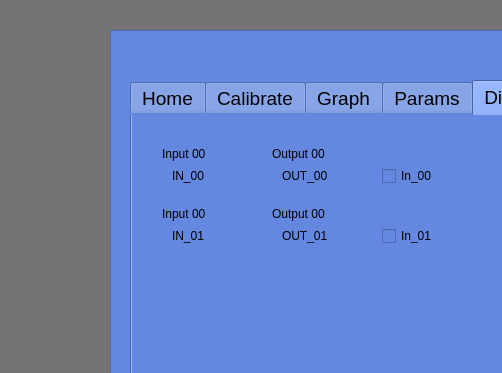
This is flowscale/forms/mainwindow.ui in sigurgeirg/sandbox as Qt 5 draws it before an edit; both pictures show x 0 to 502 and y 0 to 373 of the 800 by 600 pixel window. The edited form follows.
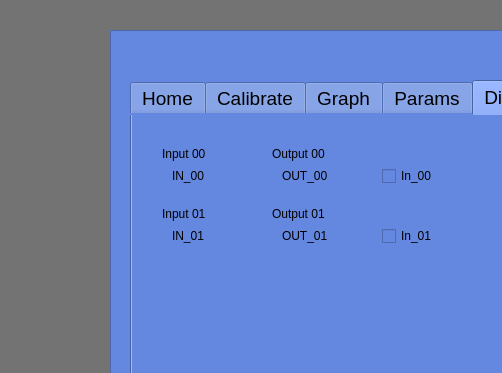
This is the edited form. Custom widgets are drawn as their Qt base class.

Commit message: Have had successful breakthrough  in simulated DIO, this makes it possible to send data between dio and flowscale components, although there are only 2 working DIO buttons and LEDs on the display currently.

Patch:
```diff
--- a/flowscale/forms/mainwindow.ui
+++ b/flowscale/forms/mainwindow.ui
@@ -974,7 +974,7 @@
         </rect>
        </property>
        <property name="text">
-        <string>Input 00</string>
+        <string>Input 01</string>
        </property>
       </widget>
       <widget class="QLabel" name="lblDIN_00">
@@ -1052,7 +1052,7 @@
         </rect>
        </property>
        <property name="text">
-        <string>Output 00</string>
+        <string>Output 01</string>
        </property>
       </widget>
       <widget class="QCheckBox" name="chkDIN_00">
```
The commit also changes 4 other files.
